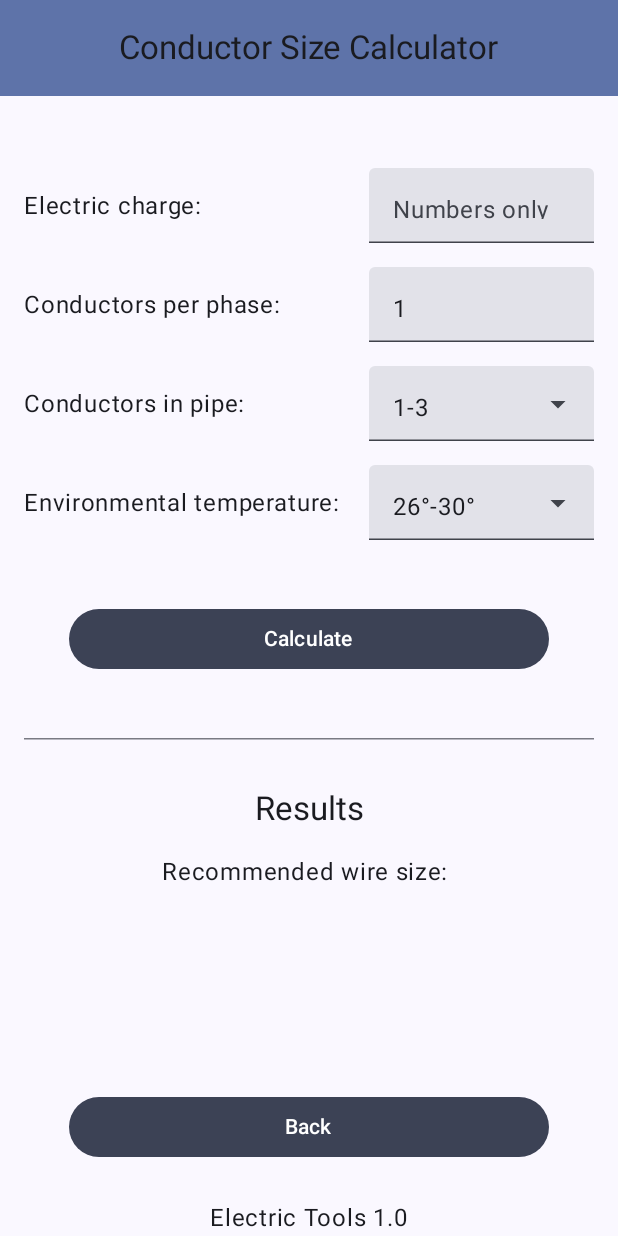
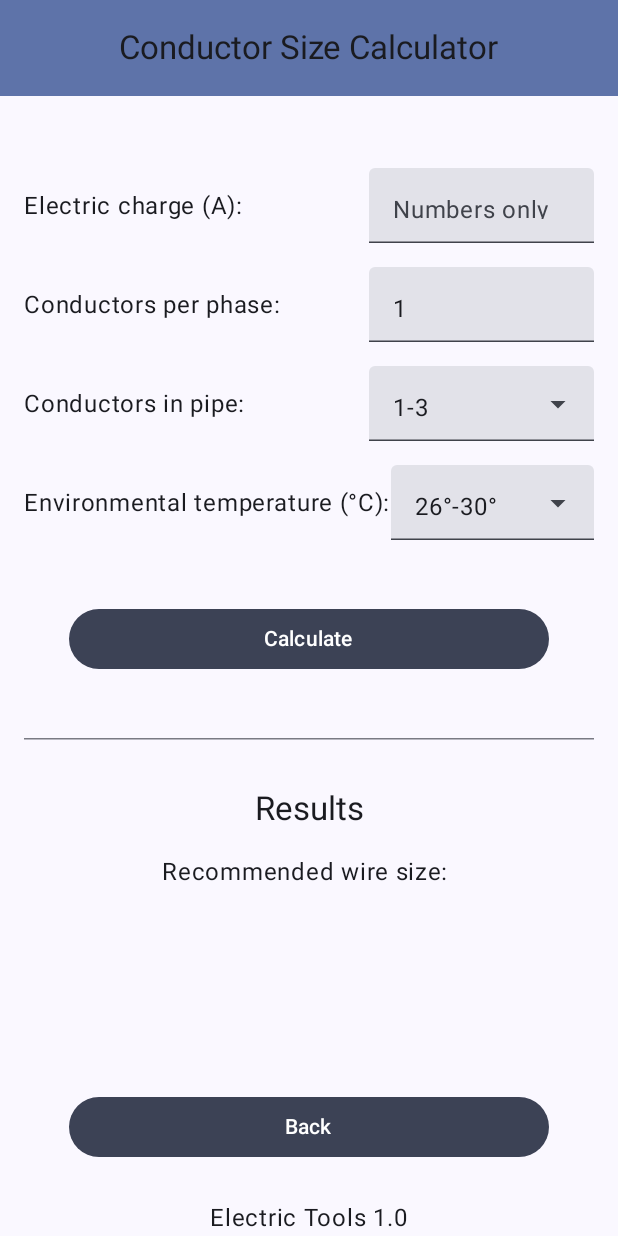
Before and after one commit to DanielBarri/CableSize, an Android app built with Jetpack Compose: the WireGaugeCalcScreen screen opened through its navigation route, on a phone screen of 412 x 824 dp. Run offline under Robolectric (Android 15) with nearby library versions, the light colour scheme and no system bars.

Commit message:
Added Units of measure to the wireGaugeCalcScreen options

```diff
--- a/app/src/main/res/values/strings.xml
+++ b/app/src/main/res/values/strings.xml
@@ -10,10 +10,10 @@
     <string name="shop">Shop</string>
 
     <!-- Textos en CableSizeCalcScreen -->
-    <string name="electricCharge">Electric charge:</string>
+    <string name="electricCharge">Electric charge (A):</string>
     <string name="conductorsPerPhase">Conductors per phase:</string>
     <string name="conductorsInPipe">Conductors in pipe:</string>
-    <string name="temperature">Environmental temperature:</string>
+    <string name="temperature">Environmental temperature (°C):</string>
     <string name="calculate">Calculate</string>
 
     <!-- Textos en ResultScreen -->
```
